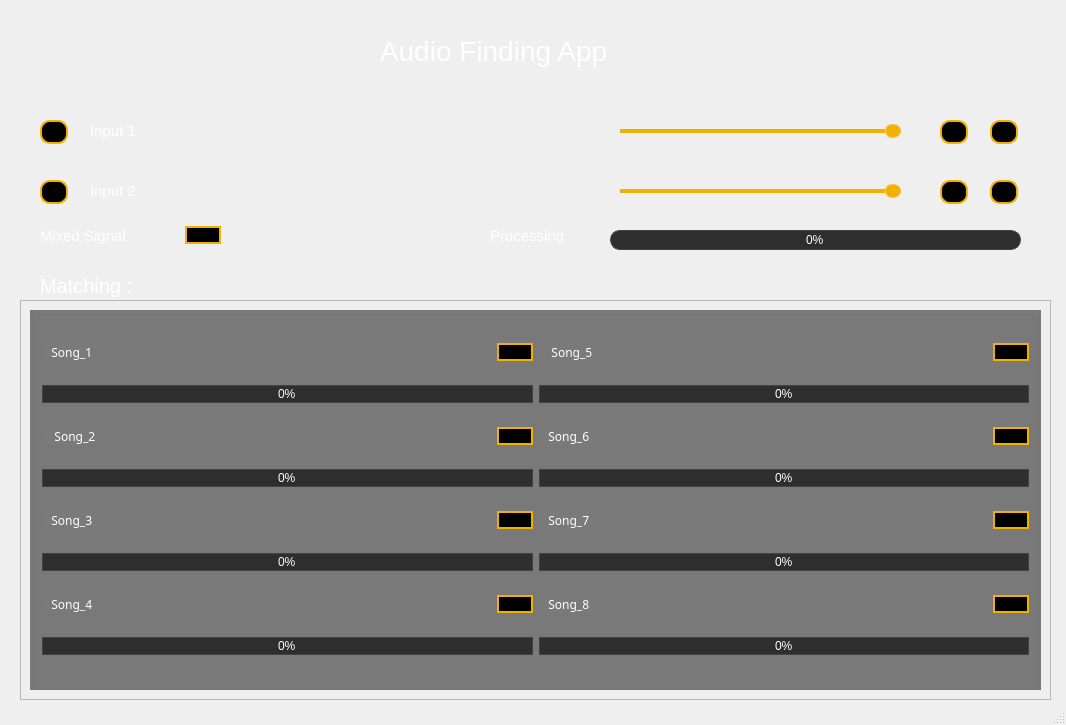
MuhamedSalah10/Shazam_Task_5, file First_UI.ui: the form before one commit.
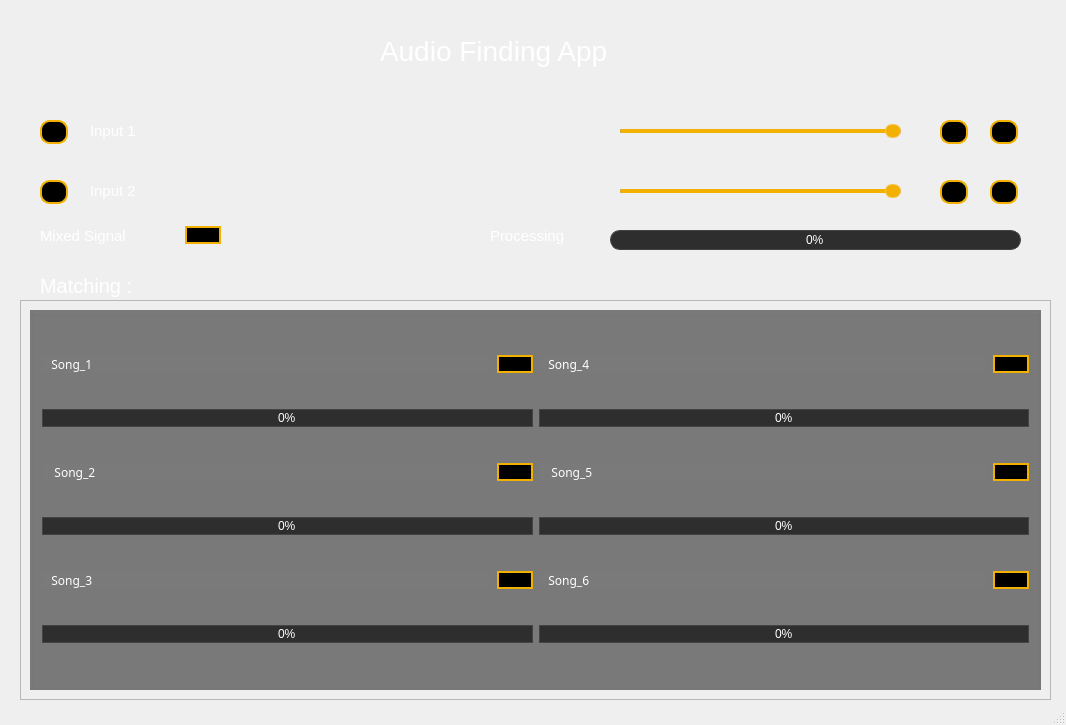
The form after the commit. Icons and pictures are not drawn.

The edit to the form file:
```diff
--- a/First_UI.ui
+++ b/First_UI.ui
@@ -75,227 +75,8 @@
         <string/>
        </property>
        <layout class="QGridLayout" name="gridLayout_10">
-        <item row="7" column="1">
-         <widget class="QProgressBar" name="progressBar_8">
-          <property name="styleSheet">
-           <string notr="true">QProgressBar {
-    border: 1px solid #444444;
-    border-radius: 10px;
-    text-align: center;
-    background: #2e2e2e;
-    color: #ffffff;
-    height: 16px;
-}
-QProgressBar::chunk {
-    background: qlineargradient(x1:0, y1:0, x2:1, y2:0,
-                                stop:0 #f2b100, stop:1 #ffa500); 
-    border-radius: 8px; 
-    border: 1px solid #f2b100;
-}
-</string>
-          </property>
-          <property name="value">
-           <number>0</number>
-          </property>
-         </widget>
-        </item>
-        <item row="7" column="0">
-         <widget class="QProgressBar" name="progressBar_4">
-          <property name="styleSheet">
-           <string notr="true">QProgressBar {
-    border: 1px solid #444444;
-    border-radius: 10px;
-    text-align: center;
-    background: #2e2e2e;
-    color: #ffffff;
-    height: 16px;
-}
-QProgressBar::chunk {
-    background: qlineargradient(x1:0, y1:0, x2:1, y2:0,
-                                stop:0 #f2b100, stop:1 #ffa500); 
-    border-radius: 8px; 
-    border: 1px solid #f2b100;
-}
-</string>
-          </property>
-          <property name="value">
-           <number>0</number>
-          </property>
-         </widget>
-        </item>
-        <item row="6" column="1">
-         <layout class="QHBoxLayout" name="horizontalLayout_24">
-          <item>
-           <widget class="QLabel" name="label_8">
-            <property name="font">
-             <font>
-              <family>Arial Black</family>
-             </font>
-            </property>
-            <property name="text">
-             <string>   Song_8</string>
-            </property>
-            <property name="scaledContents">
-             <bool>false</bool>
-            </property>
-           </widget>
-          </item>
-          <item>
-           <widget class="QPushButton" name="play_output_8">
-            <property name="sizePolicy">
-             <sizepolicy hsizetype="Fixed" vsizetype="Fixed">
-              <horstretch>0</horstretch>
-              <verstretch>0</verstretch>
-             </sizepolicy>
-            </property>
-            <property name="styleSheet">
-             <string notr="true">border : 2px solid rgb(242, 177, 0);
-background-color: black;
-Border-radius: 10px;</string>
-            </property>
-            <property name="text">
-             <string/>
-            </property>
-            <property name="icon">
-             <iconset>
-              <normaloff>icons/soundIcon.png</normaloff>icons/soundIcon.png</iconset>
-            </property>
-           </widget>
-          </item>
-         </layout>
-        </item>
-        <item row="5" column="0">
-         <widget class="QProgressBar" name="progressBar_3">
-          <property name="styleSheet">
-           <string notr="true">QProgressBar {
-    border: 1px solid #444444;
-    border-radius: 10px;
-    text-align: center;
-    background: #2e2e2e;
-    color: #ffffff;
-    height: 16px;
-}
-QProgressBar::chunk {
-    background: qlineargradient(x1:0, y1:0, x2:1, y2:0,
-                                stop:0 #f2b100, stop:1 #ffa500); 
-    border-radius: 8px; 
-    border: 1px solid #f2b100;
-}
-</string>
-          </property>
-          <property name="value">
-           <number>0</number>
-          </property>
-         </widget>
-        </item>
-        <item row="5" column="1">
-         <widget class="QProgressBar" name="progressBar_7">
-          <property name="styleSheet">
-           <string notr="true">QProgressBar {
-    border: 1px solid #444444;
-    border-radius: 10px;
-    text-align: center;
-    background: #2e2e2e;
-    color: #ffffff;
-    height: 16px;
-}
-QProgressBar::chunk {
-    background: qlineargradient(x1:0, y1:0, x2:1, y2:0,
-                                stop:0 #f2b100, stop:1 #ffa500); 
-    border-radius: 8px; 
-    border: 1px solid #f2b100;
-}
-</string>
-          </property>
-          <property name="value">
-           <number>0</number>
-          </property>
-         </widget>
-        </item>
         <item row="6" column="0">
-         <layout class="QHBoxLayout" name="horizontalLayout_29">
-          <item>
-           <widget class="QLabel" name="label_4">
-            <property name="font">
-             <font>
-              <family>Arial Black</family>
-             </font>
-            </property>
-            <property name="text">
-             <string>   Song_4</string>
-            </property>
-            <property name="scaledContents">
-             <bool>false</bool>
-            </property>
-           </widget>
-          </item>
-          <item>
-           <widget class="QPushButton" name="play_output_4">
-            <property name="sizePolicy">
-             <sizepolicy hsizetype="Fixed" vsizetype="Fixed">
-              <horstretch>0</horstretch>
-              <verstretch>0</verstretch>
-             </sizepolicy>
-            </property>
-            <property name="styleSheet">
-             <string notr="true">border : 2px solid rgb(242, 177, 0);
-background-color: black;
-Border-radius: 10px;</string>
-            </property>
-            <property name="text">
-             <string/>
-            </property>
-            <property name="icon">
-             <iconset>
-              <normaloff>icons/soundIcon.png</normaloff>icons/soundIcon.png</iconset>
-            </property>
-           </widget>
-          </item>
-         </layout>
-        </item>
-        <item row="0" column="1">
-         <layout class="QHBoxLayout" name="horizontalLayout_21">
-          <item>
-           <widget class="QLabel" name="label_5">
-            <property name="font">
-             <font>
-              <family>Arial Black</family>
-             </font>
-            </property>
-            <property name="text">
-             <string>    Song_5</string>
-            </property>
-            <property name="scaledContents">
-             <bool>false</bool>
-            </property>
-           </widget>
-          </item>
-          <item>
-           <widget class="QPushButton" name="play_output_5">
-            <property name="sizePolicy">
-             <sizepolicy hsizetype="Fixed" vsizetype="Fixed">
-              <horstretch>0</horstretch>
-              <verstretch>0</verstretch>
-             </sizepolicy>
-            </property>
-            <property name="styleSheet">
-             <string notr="true">border : 2px solid rgb(242, 177, 0);
-background-color: black;
-Border-radius: 10px;</string>
-            </property>
-            <property name="text">
-             <string/>
-            </property>
-            <property name="icon">
-             <iconset>
-              <normaloff>icons/soundIcon.png</normaloff>icons/soundIcon.png</iconset>
-            </property>
-           </widget>
-          </item>
-         </layout>
-        </item>
-        <item row="1" column="1">
-         <widget class="QProgressBar" name="progressBar_5">
+         <widget class="QProgressBar" name="progressBar_3">
           <property name="styleSheet">
            <string notr="true">QProgressBar {
     border: 1px solid #444444;
@@ -359,47 +140,6 @@
           </item>
          </layout>
         </item>
-        <item row="2" column="1">
-         <layout class="QHBoxLayout" name="horizontalLayout_22">
-          <item>
-           <widget class="QLabel" name="label_6">
-            <property name="font">
-             <font>
-              <family>Arial Black</family>
-             </font>
-            </property>
-            <property name="text">
-             <string>   Song_6</string>
-            </property>
-            <property name="scaledContents">
-             <bool>false</bool>
-            </property>
-           </widget>
-          </item>
-          <item>
-           <widget class="QPushButton" name="play_output_6">
-            <property name="sizePolicy">
-             <sizepolicy hsizetype="Fixed" vsizetype="Fixed">
-              <horstretch>0</horstretch>
-              <verstretch>0</verstretch>
-             </sizepolicy>
-            </property>
-            <property name="styleSheet">
-             <string notr="true">border : 2px solid rgb(242, 177, 0);
-background-color: black;
-Border-radius: 10px;</string>
-            </property>
-            <property name="text">
-             <string/>
-            </property>
-            <property name="icon">
-             <iconset>
-              <normaloff>icons/soundIcon.png</normaloff>icons/soundIcon.png</iconset>
-            </property>
-           </widget>
-          </item>
-         </layout>
-        </item>
         <item row="1" column="0">
          <widget class="QProgressBar" name="progressBar_1">
           <property name="styleSheet">
@@ -489,46 +229,29 @@
           </item>
          </layout>
         </item>
-        <item row="4" column="1">
-         <layout class="QHBoxLayout" name="horizontalLayout_23">
-          <item>
-           <widget class="QLabel" name="label_7">
-            <property name="font">
-             <font>
-              <family>Arial Black</family>
-             </font>
-            </property>
-            <property name="text">
-             <string>   Song_7</string>
-            </property>
-            <property name="scaledContents">
-             <bool>false</bool>
-            </property>
-           </widget>
-          </item>
-          <item>
-           <widget class="QPushButton" name="play_output_7">
-            <property name="sizePolicy">
-             <sizepolicy hsizetype="Fixed" vsizetype="Fixed">
-              <horstretch>0</horstretch>
-              <verstretch>0</verstretch>
-             </sizepolicy>
-            </property>
-            <property name="styleSheet">
-             <string notr="true">border : 2px solid rgb(242, 177, 0);
-background-color: black;
-Border-radius: 10px;</string>
-            </property>
-            <property name="text">
-             <string/>
-            </property>
-            <property name="icon">
-             <iconset>
-              <normaloff>icons/soundIcon.png</normaloff>icons/soundIcon.png</iconset>
-            </property>
-           </widget>
-          </item>
-         </layout>
+        <item row="3" column="0">
+         <widget class="QProgressBar" name="progressBar_2">
+          <property name="styleSheet">
+           <string notr="true">QProgressBar {
+    border: 1px solid #444444;
+    border-radius: 10px;
+    text-align: center;
+    background: #2e2e2e;
+    color: #ffffff;
+    height: 16px;
+}
+QProgressBar::chunk {
+    background: qlineargradient(x1:0, y1:0, x2:1, y2:0,
+                                stop:0 #f2b100, stop:1 #ffa500); 
+    border-radius: 8px; 
+    border: 1px solid #f2b100;
+}
+</string>
+          </property>
+          <property name="value">
+           <number>0</number>
+          </property>
+         </widget>
         </item>
         <item row="0" column="0">
          <layout class="QHBoxLayout" name="horizontalLayout_20">
@@ -571,7 +294,7 @@
           </item>
          </layout>
         </item>
-        <item row="3" column="1">
+        <item row="6" column="1">
          <widget class="QProgressBar" name="progressBar_6">
           <property name="styleSheet">
            <string notr="true">QProgressBar {
@@ -595,6 +318,177 @@
           </property>
          </widget>
         </item>
+        <item row="4" column="1">
+         <layout class="QHBoxLayout" name="horizontalLayout_22">
+          <item>
+           <widget class="QLabel" name="label_6">
+            <property name="font">
+             <font>
+              <family>Arial Black</family>
+             </font>
+            </property>
+            <property name="text">
+             <string>   Song_6</string>
+            </property>
+            <property name="scaledContents">
+             <bool>false</bool>
+            </property>
+           </widget>
+          </item>
+          <item>
+           <widget class="QPushButton" name="play_output_6">
+            <property name="sizePolicy">
+             <sizepolicy hsizetype="Fixed" vsizetype="Fixed">
+              <horstretch>0</horstretch>
+              <verstretch>0</verstretch>
+             </sizepolicy>
+            </property>
+            <property name="styleSheet">
+             <string notr="true">border : 2px solid rgb(242, 177, 0);
+background-color: black;
+Border-radius: 10px;</string>
+            </property>
+            <property name="text">
+             <string/>
+            </property>
+            <property name="icon">
+             <iconset>
+              <normaloff>icons/soundIcon.png</normaloff>icons/soundIcon.png</iconset>
+            </property>
+           </widget>
+          </item>
+         </layout>
+        </item>
+        <item row="3" column="1">
+         <widget class="QProgressBar" name="progressBar_5">
+          <property name="styleSheet">
+           <string notr="true">QProgressBar {
+    border: 1px solid #444444;
+    border-radius: 10px;
+    text-align: center;
+    background: #2e2e2e;
+    color: #ffffff;
+    height: 16px;
+}
+QProgressBar::chunk {
+    background: qlineargradient(x1:0, y1:0, x2:1, y2:0,
+                                stop:0 #f2b100, stop:1 #ffa500); 
+    border-radius: 8px; 
+    border: 1px solid #f2b100;
+}
+</string>
+          </property>
+          <property name="value">
+           <number>0</number>
+          </property>
+         </widget>
+        </item>
+        <item row="2" column="1">
+         <layout class="QHBoxLayout" name="horizontalLayout_21">
+          <item>
+           <widget class="QLabel" name="label_5">
+            <property name="font">
+             <font>
+              <family>Arial Black</family>
+             </font>
+            </property>
+            <property name="text">
+             <string>    Song_5</string>
+            </property>
+            <property name="scaledContents">
+             <bool>false</bool>
+            </property>
+           </widget>
+          </item>
+          <item>
+           <widget class="QPushButton" name="play_output_5">
+            <property name="sizePolicy">
+             <sizepolicy hsizetype="Fixed" vsizetype="Fixed">
+              <horstretch>0</horstretch>
+              <verstretch>0</verstretch>
+             </sizepolicy>
+            </property>
+            <property name="styleSheet">
+             <string notr="true">border : 2px solid rgb(242, 177, 0);
+background-color: black;
+Border-radius: 10px;</string>
+            </property>
+            <property name="text">
+             <string/>
+            </property>
+            <property name="icon">
+             <iconset>
+              <normaloff>icons/soundIcon.png</normaloff>icons/soundIcon.png</iconset>
+            </property>
+           </widget>
+          </item>
+         </layout>
+        </item>
+        <item row="1" column="1">
+         <widget class="QProgressBar" name="progressBar_4">
+          <property name="styleSheet">
+           <string notr="true">QProgressBar {
+    border: 1px solid #444444;
+    border-radius: 10px;
+    text-align: center;
+    background: #2e2e2e;
+    color: #ffffff;
+    height: 16px;
+}
+QProgressBar::chunk {
+    background: qlineargradient(x1:0, y1:0, x2:1, y2:0,
+                                stop:0 #f2b100, stop:1 #ffa500); 
+    border-radius: 8px; 
+    border: 1px solid #f2b100;
+}
+</string>
+          </property>
+          <property name="value">
+           <number>0</number>
+          </property>
+         </widget>
+        </item>
+        <item row="0" column="1">
+         <layout class="QHBoxLayout" name="horizontalLayout_29">
+          <item>
+           <widget class="QLabel" name="label_4">
+            <property name="font">
+             <font>
+              <family>Arial Black</family>
+             </font>
+            </property>
+            <property name="text">
+             <string>   Song_4</string>
+            </property>
+            <property name="scaledContents">
+             <bool>false</bool>
+            </property>
+           </widget>
+          </item>
+          <item>
+           <widget class="QPushButton" name="play_output_4">
+            <property name="sizePolicy">
+             <sizepolicy hsizetype="Fixed" vsizetype="Fixed">
+              <horstretch>0</horstretch>
+              <verstretch>0</verstretch>
+             </sizepolicy>
+            </property>
+            <property name="styleSheet">
+             <string notr="true">border : 2px solid rgb(242, 177, 0);
+background-color: black;
+Border-radius: 10px;</string>
+            </property>
+            <property name="text">
+             <string/>
+            </property>
+            <property name="icon">
+             <iconset>
+              <normaloff>icons/soundIcon.png</normaloff>icons/soundIcon.png</iconset>
+            </property>
+           </widget>
+          </item>
+         </layout>
+        </item>
        </layout>
       </widget>
      </item>
```
Left out of the diff: 24 changed lines with no effect on the pictures.
